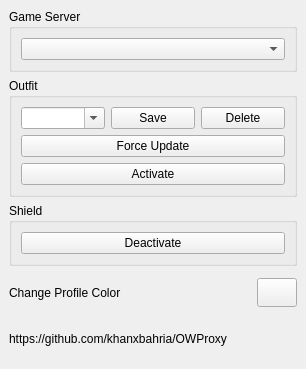
khanxbahria/OWProxy, file gui/mainwindow.ui: the form before one commit.
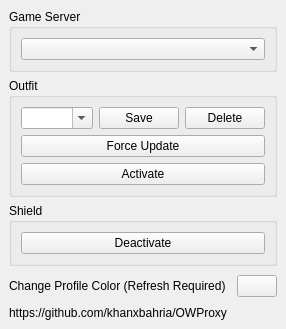
The form after the commit. Icons and pictures are not drawn.

The edit to the form file:
```diff
--- a/gui/mainwindow.ui
+++ b/gui/mainwindow.ui
@@ -6,8 +6,8 @@
    <rect>
     <x>0</x>
     <y>0</y>
-    <width>306</width>
-    <height>369</height>
+    <width>271</width>
+    <height>311</height>
    </rect>
   </property>
   <property name="sizePolicy">
@@ -177,10 +177,10 @@
     <item>
      <layout class="QHBoxLayout" name="horizontalLayout_4">
       <property name="topMargin">
-       <number>6</number>
+       <number>3</number>
       </property>
       <property name="bottomMargin">
-       <number>6</number>
+       <number>3</number>
       </property>
       <item>
        <widget class="QLabel" name="label_2">
@@ -191,7 +191,7 @@
          </sizepolicy>
         </property>
         <property name="text">
-         <string>Change Profile Color</string>
+         <string>Change Profile Color (Refresh Required)</string>
         </property>
        </widget>
       </item>
@@ -203,6 +203,11 @@
           <verstretch>0</verstretch>
          </sizepolicy>
         </property>
+        <property name="styleSheet">
+         <string notr="true">QPushButton {
+    image: url(&quot;:/images/color.png&quot;);
+}</string>
+        </property>
         <property name="text">
          <string/>
         </property>
```
Left out of the diff: 8 changed lines with no effect on the pictures.
